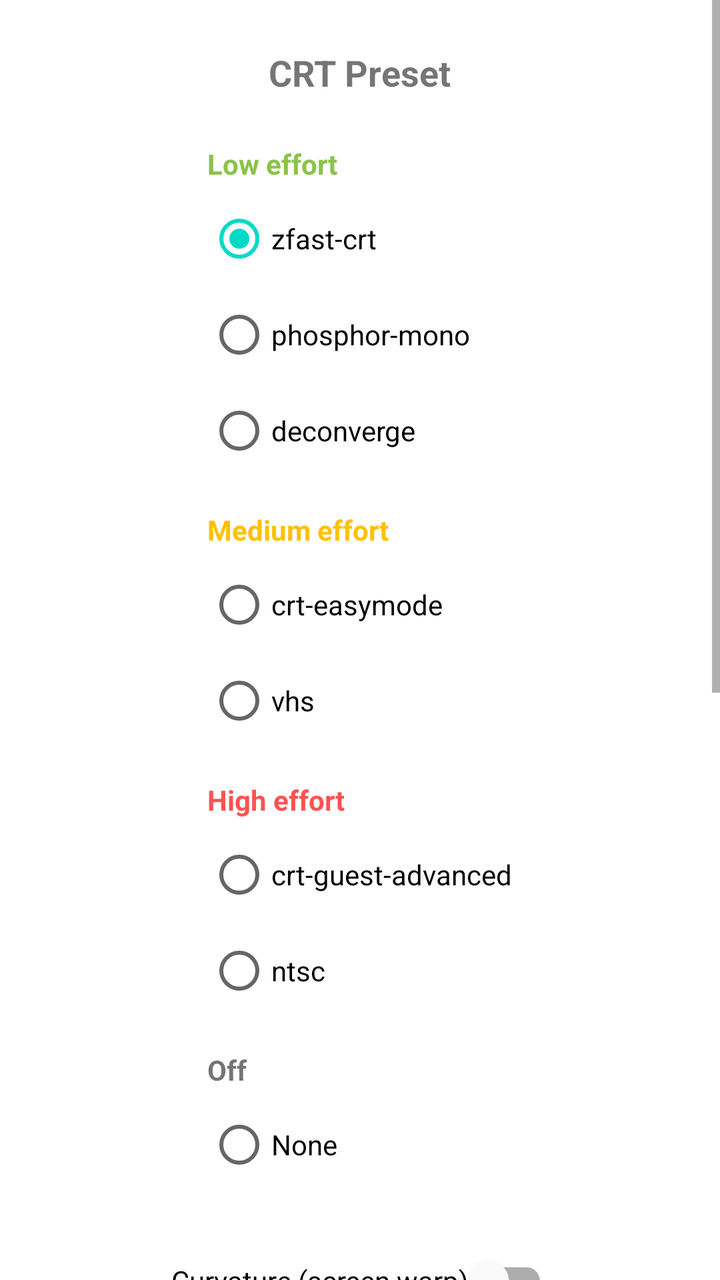
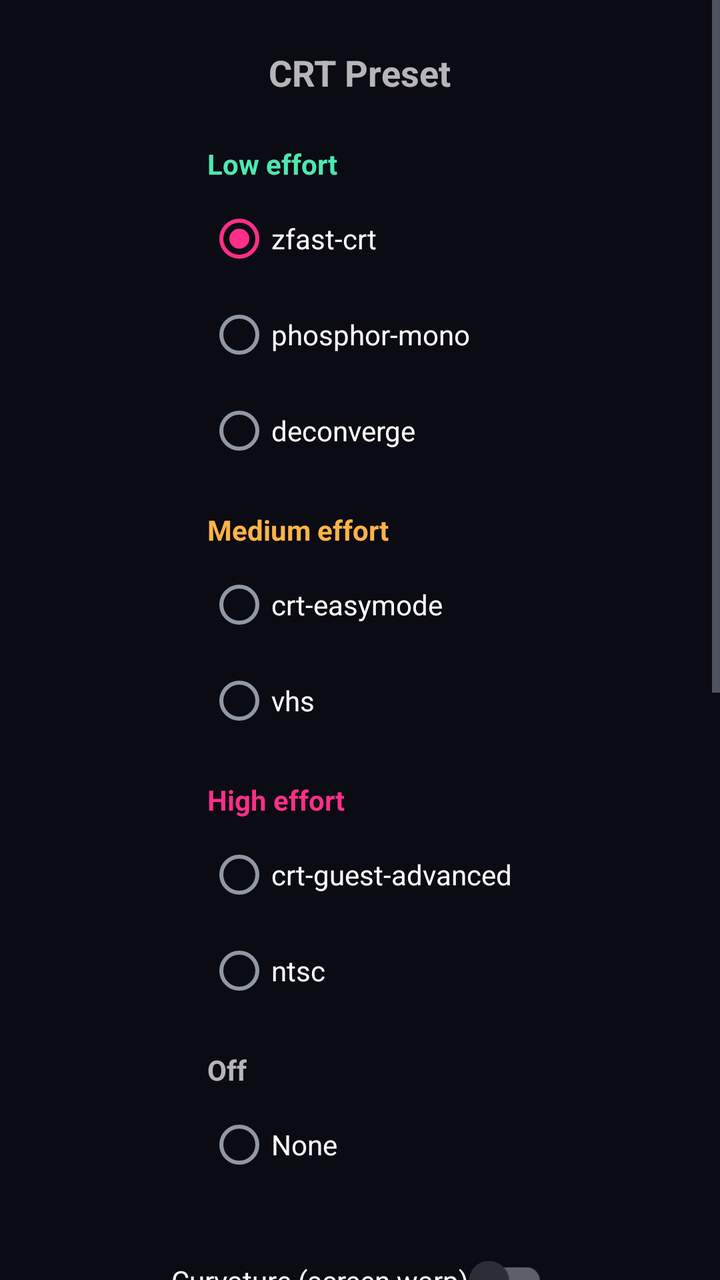

Screens rendered from an Android XML layout before and after an edit, with the pre-edit source and the edit as a unified diff.
<!-- AndroidManifest.xml: application theme Theme.RetroTube -->
<!-- res/layout/activity_main.xml -->
<?xml version="1.0" encoding="utf-8"?>
<ScrollView xmlns:android="http://schemas.android.com/apk/res/android"
    android:layout_width="match_parent"
    android:layout_height="match_parent">

    <LinearLayout
        android:layout_width="match_parent"
        android:layout_height="wrap_content"
        android:orientation="vertical"
        android:gravity="center_horizontal"
        android:padding="24dp">

        <TextView
            android:layout_width="wrap_content"
            android:layout_height="wrap_content"
            android:text="@string/preset_label"
            android:textStyle="bold"
            android:textSize="18sp"
            android:layout_marginBottom="16dp" />

        <RadioGroup
            android:id="@+id/presetGroup"
            android:layout_width="wrap_content"
            android:layout_height="wrap_content">

            <TextView
                android:layout_width="wrap_content"
                android:layout_height="wrap_content"
                android:text="@string/tier_low"
                android:textStyle="bold"
                android:textColor="#8BC34A"
                android:layout_marginTop="8dp"
                android:layout_marginBottom="4dp" />

            <RadioButton
                android:id="@+id/presetZfastCrt"
                android:layout_width="wrap_content"
                android:layout_height="wrap_content"
                android:text="zfast-crt"
                android:checked="true" />

            <RadioButton
                android:id="@+id/presetPhosphorMono"
                android:layout_width="wrap_content"
                android:layout_height="wrap_content"
                android:text="phosphor-mono" />

            <RadioButton
                android:id="@+id/presetDeconverge"
                android:layout_width="wrap_content"
                android:layout_height="wrap_content"
                android:text="deconverge" />

            <TextView
                android:layout_width="wrap_content"
                android:layout_height="wrap_content"
                android:text="@string/tier_medium"
                android:textStyle="bold"
                android:textColor="#FFC107"
                android:layout_marginTop="16dp"
                android:layout_marginBottom="4dp" />

            <RadioButton
                android:id="@+id/presetCrtEasymode"
                android:layout_width="wrap_content"
                android:layout_height="wrap_content"
                android:text="crt-easymode" />

            <RadioButton
                android:id="@+id/presetVhs"
                android:layout_width="wrap_content"
                android:layout_height="wrap_content"
                android:text="vhs" />

            <TextView
                android:layout_width="wrap_content"
                android:layout_height="wrap_content"
                android:text="@string/tier_high"
                android:textStyle="bold"
                android:textColor="#FF5252"
                android:layout_marginTop="16dp"
                android:layout_marginBottom="4dp" />

            <RadioButton
                android:id="@+id/presetCrtGuestAdvanced"
                android:layout_width="wrap_content"
                android:layout_height="wrap_content"
                android:text="crt-guest-advanced" />

            <RadioButton
                android:id="@+id/presetNtsc"
                android:layout_width="wrap_content"
                android:layout_height="wrap_content"
                android:text="ntsc" />

            <TextView
                android:layout_width="wrap_content"
                android:layout_height="wrap_content"
                android:text="@string/tier_off"
                android:textStyle="bold"
                android:layout_marginTop="16dp"
                android:layout_marginBottom="4dp" />

            <RadioButton
                android:id="@+id/presetNone"
                android:layout_width="wrap_content"
                android:layout_height="wrap_content"
                android:text="None" />

        </RadioGroup>

        <com.google.android.material.switchmaterial.SwitchMaterial
            android:id="@+id/curvatureSwitch"
            android:layout_width="wrap_content"
            android:layout_height="wrap_content"
            android:layout_marginTop="20dp"
            android:text="@string/curvature_label" />

        <TextView
            android:layout_width="wrap_content"
            android:layout_height="wrap_content"
            android:text="@string/downscale_label"
            android:textStyle="bold"
            android:layout_marginTop="20dp"
            android:layout_marginBottom="4dp" />

        <RadioGroup
            android:id="@+id/downscaleGroup"
            android:layout_width="wrap_content"
            android:layout_height="wrap_content">

            <RadioButton
                android:id="@+id/downscaleNative"
                android:layout_width="wrap_content"
                android:layout_height="wrap_content"
                android:text="Native (no downscale)"
                android:checked="true" />

            <RadioButton
                android:id="@+id/downscale240"
                android:layout_width="wrap_content"
                android:layout_height="wrap_content"
                android:text="240p (chunky)" />

            <RadioButton
                android:id="@+id/downscale480"
                android:layout_width="wrap_content"
                android:layout_height="wrap_content"
                android:text="480p (medium)" />

            <RadioButton
                android:id="@+id/downscale720"
                android:layout_width="wrap_content"
                android:layout_height="wrap_content"
                android:text="720p (subtle)" />

        </RadioGroup>

        <TextView
            android:layout_width="wrap_content"
            android:layout_height="wrap_content"
            android:text="@string/aspect_label"
            android:textStyle="bold"
            android:layout_marginTop="20dp"
            android:layout_marginBottom="4dp" />

        <RadioGroup
            android:id="@+id/aspectGroup"
            android:layout_width="wrap_content"
            android:layout_height="wrap_content">

            <RadioButton
                android:id="@+id/aspectFit"
                android:layout_width="wrap_content"
                android:layout_height="wrap_content"
                android:text="Fit (black bars)"
                android:checked="true" />

            <RadioButton
                android:id="@+id/aspectStretch"
                android:layout_width="wrap_content"
                android:layout_height="wrap_content"
                android:text="Stretch (fill, distorts)" />

            <RadioButton
                android:id="@+id/aspectCrop"
                android:layout_width="wrap_content"
                android:layout_height="wrap_content"
                android:text="Crop (fill, no bars)" />

        </RadioGroup>

        <Button
            android:id="@+id/saveButton"
            android:layout_width="wrap_content"
            android:layout_height="wrap_content"
            android:layout_marginTop="24dp"
            android:text="@string/save_defaults" />

        <Button
            android:id="@+id/clearOverrideButton"
            android:layout_width="wrap_content"
            android:layout_height="wrap_content"
            android:layout_marginTop="8dp"
            android:text="@string/clear_override"
            android:visibility="gone" />

    </LinearLayout>
</ScrollView>
<!-- resources referenced by this layout -->
<resources>
  <string name="aspect_label">Aspect Ratio</string>
  <string name="clear_override">Clear Override</string>
  <string name="curvature_label">Curvature (screen warp)</string>
  <string name="downscale_label">CRT Resolution</string>
  <string name="preset_label">CRT Preset</string>
  <string name="save_defaults">Save Defaults</string>
  <string name="tier_high">High effort</string>
  <string name="tier_low">Low effort</string>
  <string name="tier_medium">Medium effort</string>
  <string name="tier_off">Off</string>
  <style name="Theme.RetroTube" parent="Theme.MaterialComponents.DayNight.NoActionBar" />
</resources>

<!-- the commit's change to res/layout/activity_main.xml (unified diff, before → after) -->
@@ -28,7 +28,7 @@
                 android:layout_height="wrap_content"
                 android:text="@string/tier_low"
                 android:textStyle="bold"
-                android:textColor="#8BC34A"
+                android:textColor="@color/tier_low"
                 android:layout_marginTop="8dp"
                 android:layout_marginBottom="4dp" />
 
@@ -56,7 +56,7 @@
                 android:layout_height="wrap_content"
                 android:text="@string/tier_medium"
                 android:textStyle="bold"
-                android:textColor="#FFC107"
+                android:textColor="@color/tier_medium"
                 android:layout_marginTop="16dp"
                 android:layout_marginBottom="4dp" />
 
@@ -77,7 +77,7 @@
                 android:layout_height="wrap_content"
                 android:text="@string/tier_high"
                 android:textStyle="bold"
-                android:textColor="#FF5252"
+                android:textColor="@color/tier_high"
                 android:layout_marginTop="16dp"
                 android:layout_marginBottom="4dp" />
 
<!-- resource entries referenced after the edit -->
@@ -1,5 +1,8 @@
 <!-- resources referenced by this layout -->
 <resources>
+  <color name="tier_high">@color/retro_magenta</color>
+  <color name="tier_low">#4DE8B0</color>
+  <color name="tier_medium">#FFB347</color>
   <string name="aspect_label">Aspect Ratio</string>
   <string name="clear_override">Clear Override</string>
   <string name="curvature_label">Curvature (screen warp)</string>
@@ -10,6 +13,26 @@
   <string name="tier_low">Low effort</string>
   <string name="tier_medium">Medium effort</string>
   <string name="tier_off">Off</string>
-  <style name="Theme.RetroTube" parent="Theme.MaterialComponents.DayNight.NoActionBar" />
+  <style name="Theme.RetroTube" parent="Theme.MaterialComponents.NoActionBar">
+          <item name="colorPrimary">@color/retro_teal</item>
+          <item name="colorPrimaryDark">@color/retro_background</item>
+          <item name="colorOnPrimary">@color/retro_teal_on</item>
+          <item name="colorSecondary">@color/retro_magenta</item>
+          <item name="colorOnSecondary">@color/retro_magenta_on</item>
+          <item name="colorSurface">@color/retro_surface</item>
+          <item name="colorOnSurface">@color/retro_text_primary</item>
+          <item name="colorOnBackground">@color/retro_text_primary</item>
+          <item name="android:windowBackground">@color/retro_background</item>
+          <item name="android:textColorPrimary">@color/retro_text_primary</item>
+          <item name="android:textColorSecondary">@color/retro_text_muted</item>
+      </style>
+  <color name="retro_magenta">#FF2E88</color>
+  <color name="retro_teal">#2FE6D0</color>
+  <color name="retro_background">#0B0B14</color>
+  <color name="retro_teal_on">#05201C</color>
+  <color name="retro_magenta_on">#2B0716</color>
+  <color name="retro_surface">#1A1A26</color>
+  <color name="retro_text_primary">#F2F2F5</color>
+  <color name="retro_text_muted">#9098A6</color>
 </resources>
 
